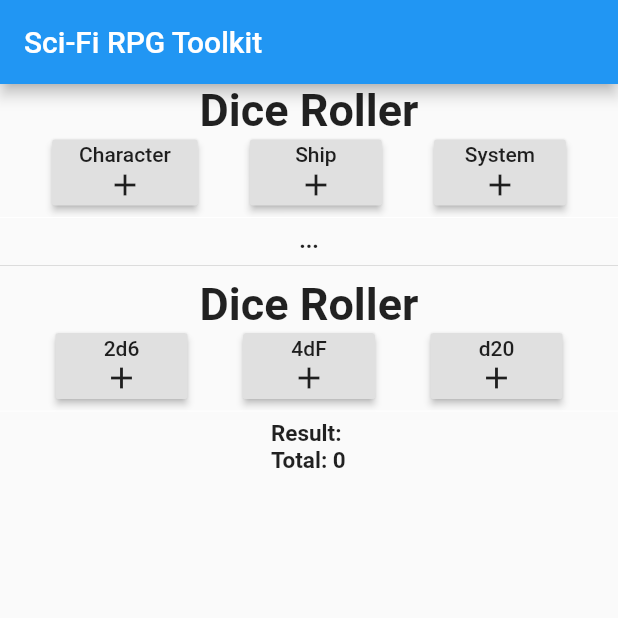
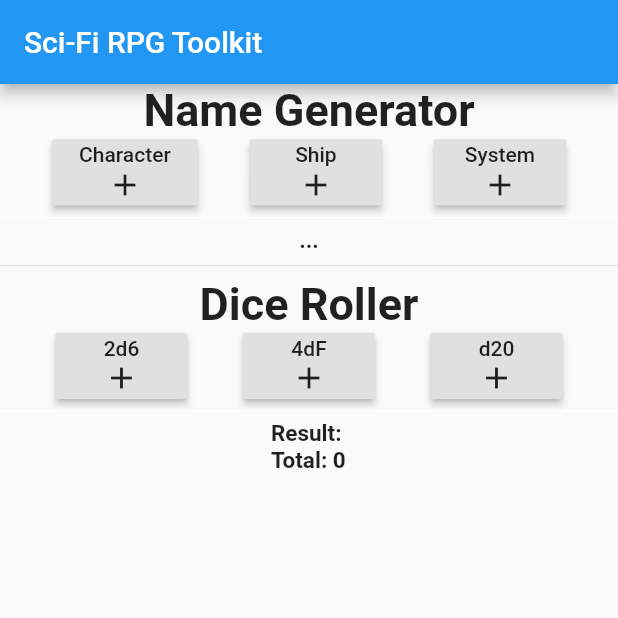
Before and after one commit to albx79/my_flutter_project, a Flutter app: the screen it shows after launch, on a phone screen of 412 x 824 dp, the top half of it. Run offline on Flutter 3.47's test engine with Material 2 defaults, Android fonts, the phone set to English and light mode, and no system bars.

Commit message:
show correct title

```diff
--- a/lib/main.dart
+++ b/lib/main.dart
@@ -116,7 +116,7 @@ Widget _createFatButton(void onPressed(), String text) => new RaisedButton(
 
 Widget _createScreen({String title, List<Widget> buttons, List<Widget> results}) =>  new Column(
   children: [
-    new Text("Dice Roller",
+    new Text(title,
         style: MyStyles.sectionHeader
     ),
     new Row(
```
